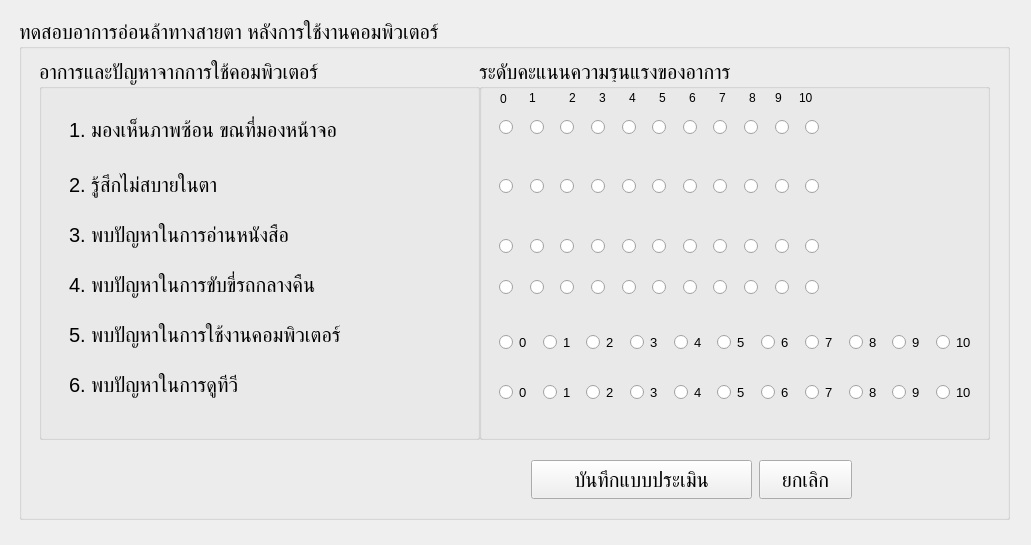
The window that Test_form.ui (PupakornChutuad/NGEyeDetect) describes before a commit, drawn with Qt 5.
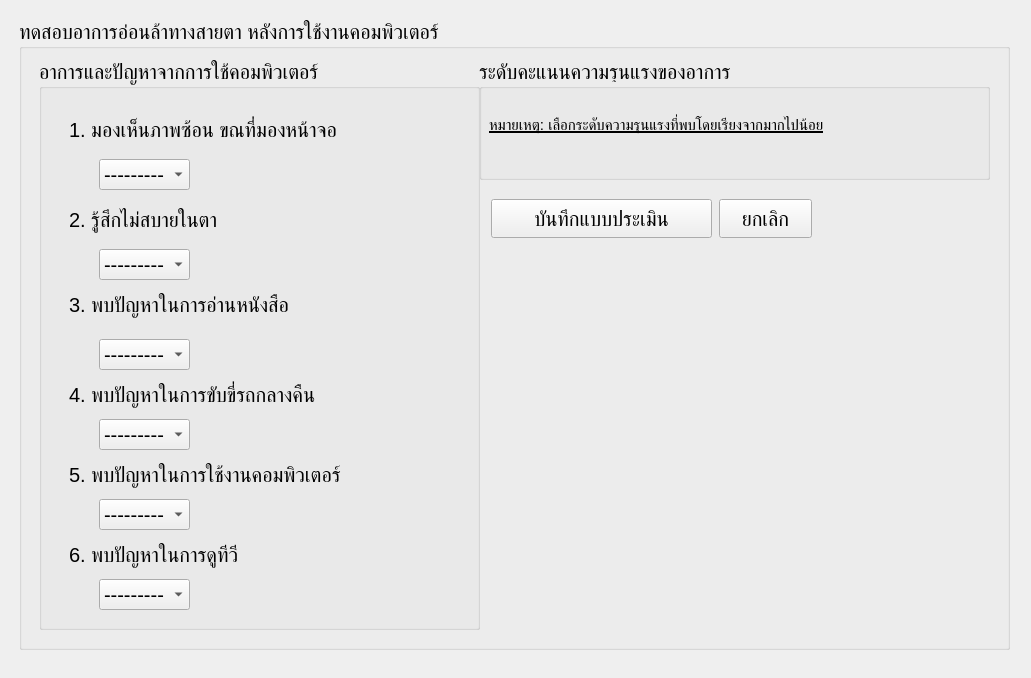
The same window after the commit.

```diff
--- a/Test_form.ui
+++ b/Test_form.ui
@@ -7,7 +7,7 @@
     <x>0</x>
     <y>0</y>
     <width>1031</width>
-    <height>545</height>
+    <height>678</height>
    </rect>
   </property>
   <property name="windowTitle">
@@ -19,7 +19,7 @@
      <x>19</x>
      <y>19</y>
      <width>991</width>
-     <height>501</height>
+     <height>631</height>
     </rect>
    </property>
    <property name="font">
@@ -36,7 +36,7 @@
       <x>20</x>
       <y>40</y>
       <width>441</width>
-      <height>381</height>
+      <height>571</height>
      </rect>
     </property>
     <property name="title">
@@ -59,9 +59,9 @@
      <property name="geometry">
       <rect>
        <x>30</x>
-       <y>110</y>
+       <y>140</y>
        <width>391</width>
-       <height>31</height>
+       <height>41</height>
       </rect>
      </property>
      <property name="text">
@@ -72,7 +72,7 @@
      <property name="geometry">
       <rect>
        <x>30</x>
-       <y>160</y>
+       <y>230</y>
        <width>391</width>
        <height>31</height>
       </rect>
@@ -85,7 +85,7 @@
      <property name="geometry">
       <rect>
        <x>30</x>
-       <y>310</y>
+       <y>480</y>
        <width>391</width>
        <height>31</height>
       </rect>
@@ -98,7 +98,7 @@
      <property name="geometry">
       <rect>
        <x>30</x>
-       <y>210</y>
+       <y>320</y>
        <width>391</width>
        <height>31</height>
       </rect>
@@ -111,7 +111,7 @@
      <property name="geometry">
       <rect>
        <x>30</x>
-       <y>260</y>
+       <y>400</y>
        <width>391</width>
        <height>31</height>
       </rect>
@@ -120,6 +120,426 @@
       <string>5. พบปัญหาในการใช้งานคอมพิวเตอร์</string>
      </property>
     </widget>
+    <widget class="QComboBox" name="comboBox_1">
+     <property name="geometry">
+      <rect>
+       <x>60</x>
+       <y>100</y>
+       <width>91</width>
+       <height>31</height>
+      </rect>
+     </property>
+     <item>
+      <property name="text">
+       <string>---------</string>
+      </property>
+     </item>
+     <item>
+      <property name="text">
+       <string>0</string>
+      </property>
+     </item>
+     <item>
+      <property name="text">
+       <string>1</string>
+      </property>
+     </item>
+     <item>
+      <property name="text">
+       <string>2</string>
+      </property>
+     </item>
+     <item>
+      <property name="text">
+       <string>3</string>
+      </property>
+     </item>
+     <item>
+      <property name="text">
+       <string>4</string>
+      </property>
+     </item>
+     <item>
+      <property name="text">
+       <string>5</string>
+      </property>
+     </item>
+     <item>
+      <property name="text">
+       <string>6</string>
+      </property>
+     </item>
+     <item>
+      <property name="text">
+       <string>7</string>
+      </property>
+     </item>
+     <item>
+      <property name="text">
+       <string>8</string>
+      </property>
+     </item>
+     <item>
+      <property name="text">
+       <string>9</string>
+      </property>
+     </item>
+     <item>
+      <property name="text">
+       <string>10</string>
+      </property>
+     </item>
+    </widget>
+    <widget class="QComboBox" name="comboBox_2">
+     <property name="geometry">
+      <rect>
+       <x>60</x>
+       <y>190</y>
+       <width>91</width>
+       <height>31</height>
+      </rect>
+     </property>
+     <item>
+      <property name="text">
+       <string>---------</string>
+      </property>
+     </item>
+     <item>
+      <property name="text">
+       <string>0</string>
+      </property>
+     </item>
+     <item>
+      <property name="text">
+       <string>1</string>
+      </property>
+     </item>
+     <item>
+      <property name="text">
+       <string>2</string>
+      </property>
+     </item>
+     <item>
+      <property name="text">
+       <string>3</string>
+      </property>
+     </item>
+     <item>
+      <property name="text">
+       <string>4</string>
+      </property>
+     </item>
+     <item>
+      <property name="text">
+       <string>5</string>
+      </property>
+     </item>
+     <item>
+      <property name="text">
+       <string>6</string>
+      </property>
+     </item>
+     <item>
+      <property name="text">
+       <string>7</string>
+      </property>
+     </item>
+     <item>
+      <property name="text">
+       <string>8</string>
+      </property>
+     </item>
+     <item>
+      <property name="text">
+       <string>9</string>
+      </property>
+     </item>
+     <item>
+      <property name="text">
+       <string>10</string>
+      </property>
+     </item>
+    </widget>
+    <widget class="QComboBox" name="comboBox_3">
+     <property name="geometry">
+      <rect>
+       <x>60</x>
+       <y>280</y>
+       <width>91</width>
+       <height>31</height>
+      </rect>
+     </property>
+     <item>
+      <property name="text">
+       <string>---------</string>
+      </property>
+     </item>
+     <item>
+      <property name="text">
+       <string>0</string>
+      </property>
+     </item>
+     <item>
+      <property name="text">
+       <string>1</string>
+      </property>
+     </item>
+     <item>
+      <property name="text">
+       <string>2</string>
+      </property>
+     </item>
+     <item>
+      <property name="text">
+       <string>3</string>
+      </property>
+     </item>
+     <item>
+      <property name="text">
+       <string>4</string>
+      </property>
+     </item>
+     <item>
+      <property name="text">
+       <string>5</string>
+      </property>
+     </item>
+     <item>
+      <property name="text">
+       <string>6</string>
+      </property>
+     </item>
+     <item>
+      <property name="text">
+       <string>7</string>
+      </property>
+     </item>
+     <item>
+      <property name="text">
+       <string>8</string>
+      </property>
+     </item>
+     <item>
+      <property name="text">
+       <string>9</string>
+      </property>
+     </item>
+     <item>
+      <property name="text">
+       <string>10</string>
+      </property>
+     </item>
+    </widget>
+    <widget class="QComboBox" name="comboBox_4">
+     <property name="geometry">
+      <rect>
+       <x>60</x>
+       <y>360</y>
+       <width>91</width>
+       <height>31</height>
+      </rect>
+     </property>
+     <item>
+      <property name="text">
+       <string>---------</string>
+      </property>
+     </item>
+     <item>
+      <property name="text">
+       <string>0</string>
+      </property>
+     </item>
+     <item>
+      <property name="text">
+       <string>1</string>
+      </property>
+     </item>
+     <item>
+      <property name="text">
+       <string>2</string>
+      </property>
+     </item>
+     <item>
+      <property name="text">
+       <string>3</string>
+      </property>
+     </item>
+     <item>
+      <property name="text">
+       <string>4</string>
+      </property>
+     </item>
+     <item>
+      <property name="text">
+       <string>5</string>
+      </property>
+     </item>
+     <item>
+      <property name="text">
+       <string>6</string>
+      </property>
+     </item>
+     <item>
+      <property name="text">
+       <string>7</string>
+      </property>
+     </item>
+     <item>
+      <property name="text">
+       <string>8</string>
+      </property>
+     </item>
+     <item>
+      <property name="text">
+       <string>9</string>
+      </property>
+     </item>
+     <item>
+      <property name="text">
+       <string>10</string>
+      </property>
+     </item>
+    </widget>
+    <widget class="QComboBox" name="comboBox_5">
+     <property name="geometry">
+      <rect>
+       <x>60</x>
+       <y>440</y>
+       <width>91</width>
+       <height>31</height>
+      </rect>
+     </property>
+     <item>
+      <property name="text">
+       <string>---------</string>
+      </property>
+     </item>
+     <item>
+      <property name="text">
+       <string>0</string>
+      </property>
+     </item>
+     <item>
+      <property name="text">
+       <string>1</string>
+      </property>
+     </item>
+     <item>
+      <property name="text">
+       <string>2</string>
+      </property>
+     </item>
+     <item>
+      <property name="text">
+       <string>3</string>
+      </property>
+     </item>
+     <item>
+      <property name="text">
+       <string>4</string>
+      </property>
+     </item>
+     <item>
+      <property name="text">
+       <string>5</string>
+      </property>
+     </item>
+     <item>
+      <property name="text">
+       <string>6</string>
+      </property>
+     </item>
+     <item>
+      <property name="text">
+       <string>7</string>
+      </property>
+     </item>
+     <item>
+      <property name="text">
+       <string>8</string>
+      </property>
+     </item>
+     <item>
+      <property name="text">
+       <string>9</string>
+      </property>
+     </item>
+     <item>
+      <property name="text">
+       <string>10</string>
+      </property>
+     </item>
+    </widget>
+    <widget class="QComboBox" name="comboBox_6">
+     <property name="geometry">
+      <rect>
+       <x>60</x>
+       <y>520</y>
+       <width>91</width>
+       <height>31</height>
+      </rect>
+     </property>
+     <item>
+      <property name="text">
+       <string>---------</string>
+      </property>
+     </item>
+     <item>
+      <property name="text">
+       <string>0</string>
+      </property>
+     </item>
+     <item>
+      <property name="text">
+       <string>1</string>
+      </property>
+     </item>
+     <item>
+      <property name="text">
+       <string>2</string>
+      </property>
+     </item>
+     <item>
+      <property name="text">
+       <string>3</string>
+      </property>
+     </item>
+     <item>
+      <property name="text">
+       <string>4</string>
+      </property>
+     </item>
+     <item>
+      <property name="text">
+       <string>5</string>
+      </property>
+     </item>
+     <item>
+      <property name="text">
+       <string>6</string>
+      </property>
+     </item>
+     <item>
+      <property name="text">
+       <string>7</string>
+      </property>
+     </item>
+     <item>
+      <property name="text">
+       <string>8</string>
+      </property>
+     </item>
+     <item>
+      <property name="text">
+       <string>9</string>
+      </property>
+     </item>
+     <item>
+      <property name="text">
+       <string>10</string>
+      </property>
+     </item>
+    </widget>
    </widget>
    <widget class="QGroupBox" name="groupBox_3">
     <property name="geometry">
@@ -127,7 +547,7 @@
       <x>460</x>
       <y>40</y>
       <width>511</width>
-      <height>381</height>
+      <height>121</height>
      </rect>
     </property>
     <property name="title">
@@ -136,961 +556,28 @@
     <widget class="QLabel" name="label_7">
      <property name="geometry">
       <rect>
-       <x>21</x>
-       <y>31</y>
-       <width>16</width>
-       <height>18</height>
+       <x>10</x>
+       <y>40</y>
+       <width>471</width>
+       <height>51</height>
       </rect>
      </property>
      <property name="font">
       <font>
-       <pointsize>9</pointsize>
+       <pointsize>11</pointsize>
+       <underline>true</underline>
       </font>
      </property>
      <property name="text">
-      <string>0</string>
-     </property>
-    </widget>
-    <widget class="QLabel" name="label_8">
-     <property name="geometry">
-      <rect>
-       <x>50</x>
-       <y>30</y>
-       <width>16</width>
-       <height>18</height>
-      </rect>
-     </property>
-     <property name="font">
-      <font>
-       <pointsize>9</pointsize>
-      </font>
-     </property>
-     <property name="text">
-      <string>1</string>
-     </property>
-    </widget>
-    <widget class="QLabel" name="label_9">
-     <property name="geometry">
-      <rect>
-       <x>90</x>
-       <y>30</y>
-       <width>16</width>
-       <height>18</height>
-      </rect>
-     </property>
-     <property name="font">
-      <font>
-       <pointsize>9</pointsize>
-      </font>
-     </property>
-     <property name="text">
-      <string>2</string>
-     </property>
-    </widget>
-    <widget class="QLabel" name="label_10">
-     <property name="geometry">
-      <rect>
-       <x>120</x>
-       <y>30</y>
-       <width>16</width>
-       <height>18</height>
-      </rect>
-     </property>
-     <property name="font">
-      <font>
-       <pointsize>9</pointsize>
-      </font>
-     </property>
-     <property name="text">
-      <string>3</string>
-     </property>
-    </widget>
-    <widget class="QLabel" name="label_11">
-     <property name="geometry">
-      <rect>
-       <x>150</x>
-       <y>30</y>
-       <width>16</width>
-       <height>18</height>
-      </rect>
-     </property>
-     <property name="font">
-      <font>
-       <pointsize>9</pointsize>
-      </font>
-     </property>
-     <property name="text">
-      <string>4</string>
-     </property>
-    </widget>
-    <widget class="QLabel" name="label_12">
-     <property name="geometry">
-      <rect>
-       <x>180</x>
-       <y>30</y>
-       <width>16</width>
-       <height>18</height>
-      </rect>
-     </property>
-     <property name="font">
-      <font>
-       <pointsize>9</pointsize>
-      </font>
-     </property>
-     <property name="text">
-      <string>5</string>
-     </property>
-    </widget>
-    <widget class="QLabel" name="label_14">
-     <property name="geometry">
-      <rect>
-       <x>240</x>
-       <y>30</y>
-       <width>16</width>
-       <height>18</height>
-      </rect>
-     </property>
-     <property name="font">
-      <font>
-       <pointsize>9</pointsize>
-      </font>
-     </property>
-     <property name="text">
-      <string>7</string>
-     </property>
-    </widget>
-    <widget class="QLabel" name="label_15">
-     <property name="geometry">
-      <rect>
-       <x>270</x>
-       <y>30</y>
-       <width>16</width>
-       <height>18</height>
-      </rect>
-     </property>
-     <property name="font">
-      <font>
-       <pointsize>9</pointsize>
-      </font>
-     </property>
-     <property name="text">
-      <string>8</string>
-     </property>
-    </widget>
-    <widget class="QLabel" name="label_16">
-     <property name="geometry">
-      <rect>
-       <x>296</x>
-       <y>30</y>
-       <width>16</width>
-       <height>18</height>
-      </rect>
-     </property>
-     <property name="font">
-      <font>
-       <pointsize>9</pointsize>
-      </font>
-     </property>
-     <property name="text">
-      <string>9</string>
-     </property>
-    </widget>
-    <widget class="QWidget" name="layoutWidget">
-     <property name="geometry">
-      <rect>
-       <x>20</x>
-       <y>110</y>
-       <width>331</width>
-       <height>36</height>
-      </rect>
-     </property>
-     <layout class="QHBoxLayout" name="horizontalLayout_3">
-      <item>
-       <widget class="QRadioButton" name="radio20">
-        <property name="text">
-         <string/>
-        </property>
-       </widget>
-      </item>
-      <item>
-       <widget class="QRadioButton" name="radio21">
-        <property name="text">
-         <string/>
-        </property>
-       </widget>
-      </item>
-      <item>
-       <widget class="QRadioButton" name="radio22">
-        <property name="text">
-         <string/>
-        </property>
-       </widget>
-      </item>
-      <item>
-       <widget class="QRadioButton" name="radio23">
-        <property name="text">
-         <string/>
-        </property>
-       </widget>
-      </item>
-      <item>
-       <widget class="QRadioButton" name="radio24">
-        <property name="text">
-         <string/>
-        </property>
-       </widget>
-      </item>
-      <item>
-       <widget class="QRadioButton" name="radio25">
-        <property name="text">
-         <string/>
-        </property>
-       </widget>
-      </item>
-      <item>
-       <widget class="QRadioButton" name="radio26">
-        <property name="text">
-         <string/>
-        </property>
-       </widget>
-      </item>
-      <item>
-       <widget class="QRadioButton" name="radio27">
-        <property name="text">
-         <string/>
-        </property>
-       </widget>
-      </item>
-      <item>
-       <widget class="QRadioButton" name="radio28">
-        <property name="text">
-         <string/>
-        </property>
-       </widget>
-      </item>
-      <item>
-       <widget class="QRadioButton" name="radio29">
-        <property name="text">
-         <string/>
-        </property>
-       </widget>
-      </item>
-      <item>
-       <widget class="QRadioButton" name="radio210">
-        <property name="text">
-         <string/>
-        </property>
-       </widget>
-      </item>
-     </layout>
-    </widget>
-    <widget class="QWidget" name="layoutWidget_2">
-     <property name="geometry">
-      <rect>
-       <x>20</x>
-       <y>170</y>
-       <width>331</width>
-       <height>36</height>
-      </rect>
-     </property>
-     <layout class="QHBoxLayout" name="horizontalLayout_4">
-      <item>
-       <widget class="QRadioButton" name="radio30">
-        <property name="font">
-         <font>
-          <pointsize>10</pointsize>
-         </font>
-        </property>
-        <property name="text">
-         <string/>
-        </property>
-       </widget>
-      </item>
-      <item>
-       <widget class="QRadioButton" name="radio31">
-        <property name="font">
-         <font>
-          <pointsize>10</pointsize>
-         </font>
-        </property>
-        <property name="text">
-         <string/>
-        </property>
-       </widget>
-      </item>
-      <item>
-       <widget class="QRadioButton" name="radio32">
-        <property name="font">
-         <font>
-          <pointsize>10</pointsize>
-         </font>
-        </property>
-        <property name="text">
-         <string/>
-        </property>
-       </widget>
-      </item>
-      <item>
-       <widget class="QRadioButton" name="radio33">
-        <property name="font">
-         <font>
-          <pointsize>10</pointsize>
-         </font>
-        </property>
-        <property name="text">
-         <string/>
-        </property>
-       </widget>
-      </item>
-      <item>
-       <widget class="QRadioButton" name="radio34">
-        <property name="font">
-         <font>
-          <pointsize>10</pointsize>
-         </font>
-        </property>
-        <property name="text">
-         <string/>
-        </property>
-       </widget>
-      </item>
-      <item>
-       <widget class="QRadioButton" name="radio35">
-        <property name="font">
-         <font>
-          <pointsize>10</pointsize>
-         </font>
-        </property>
-        <property name="text">
-         <string/>
-        </property>
-       </widget>
-      </item>
-      <item>
-       <widget class="QRadioButton" name="radio36">
-        <property name="font">
-         <font>
-          <pointsize>10</pointsize>
-         </font>
-        </property>
-        <property name="text">
-         <string/>
-        </property>
-       </widget>
-      </item>
-      <item>
-       <widget class="QRadioButton" name="radio37">
-        <property name="font">
-         <font>
-          <pointsize>10</pointsize>
-         </font>
-        </property>
-        <property name="text">
-         <string/>
-        </property>
-       </widget>
-      </item>
-      <item>
-       <widget class="QRadioButton" name="radio38">
-        <property name="font">
-         <font>
-          <pointsize>10</pointsize>
-         </font>
-        </property>
-        <property name="text">
-         <string/>
-        </property>
-       </widget>
-      </item>
-      <item>
-       <widget class="QRadioButton" name="radio39">
-        <property name="font">
-         <font>
-          <pointsize>10</pointsize>
-         </font>
-        </property>
-        <property name="text">
-         <string/>
-        </property>
-       </widget>
-      </item>
-      <item>
-       <widget class="QRadioButton" name="radio310">
-        <property name="font">
-         <font>
-          <pointsize>10</pointsize>
-         </font>
-        </property>
-        <property name="text">
-         <string/>
-        </property>
-       </widget>
-      </item>
-     </layout>
-    </widget>
-    <widget class="QWidget" name="layoutWidget_3">
-     <property name="geometry">
-      <rect>
-       <x>20</x>
-       <y>220</y>
-       <width>331</width>
-       <height>18</height>
-      </rect>
-     </property>
-     <layout class="QHBoxLayout" name="horizontalLayout_5">
-      <item>
-       <widget class="QRadioButton" name="radio40">
-        <property name="font">
-         <font>
-          <pointsize>10</pointsize>
-         </font>
-        </property>
-        <property name="text">
-         <string/>
-        </property>
-       </widget>
-      </item>
-      <item>
-       <widget class="QRadioButton" name="radio41">
-        <property name="font">
-         <font>
-          <pointsize>10</pointsize>
-         </font>
-        </property>
-        <property name="text">
-         <string/>
-        </property>
-       </widget>
-      </item>
-      <item>
-       <widget class="QRadioButton" name="radio42">
-        <property name="font">
-         <font>
-          <pointsize>10</pointsize>
-         </font>
-        </property>
-        <property name="text">
-         <string/>
-        </property>
-       </widget>
-      </item>
-      <item>
-       <widget class="QRadioButton" name="radio43">
-        <property name="font">
-         <font>
-          <pointsize>10</pointsize>
-         </font>
-        </property>
-        <property name="text">
-         <string/>
-        </property>
-       </widget>
-      </item>
-      <item>
-       <widget class="QRadioButton" name="radio44">
-        <property name="font">
-         <font>
-          <pointsize>10</pointsize>
-         </font>
-        </property>
-        <property name="text">
-         <string/>
-        </property>
-       </widget>
-      </item>
-      <item>
-       <widget class="QRadioButton" name="radio45">
-        <property name="font">
-         <font>
-          <pointsize>10</pointsize>
-         </font>
-        </property>
-        <property name="text">
-         <string/>
-        </property>
-       </widget>
-      </item>
-      <item>
-       <widget class="QRadioButton" name="radio46">
-        <property name="font">
-         <font>
-          <pointsize>10</pointsize>
-         </font>
-        </property>
-        <property name="text">
-         <string/>
-        </property>
-       </widget>
-      </item>
-      <item>
-       <widget class="QRadioButton" name="radio47">
-        <property name="font">
-         <font>
-          <pointsize>10</pointsize>
-         </font>
-        </property>
-        <property name="text">
-         <string/>
-        </property>
-       </widget>
-      </item>
-      <item>
-       <widget class="QRadioButton" name="radio48">
-        <property name="font">
-         <font>
-          <pointsize>10</pointsize>
-         </font>
-        </property>
-        <property name="text">
-         <string/>
-        </property>
-       </widget>
-      </item>
-      <item>
-       <widget class="QRadioButton" name="radio49">
-        <property name="font">
-         <font>
-          <pointsize>10</pointsize>
-         </font>
-        </property>
-        <property name="text">
-         <string/>
-        </property>
-       </widget>
-      </item>
-      <item>
-       <widget class="QRadioButton" name="radio410">
-        <property name="font">
-         <font>
-          <pointsize>10</pointsize>
-         </font>
-        </property>
-        <property name="text">
-         <string/>
-        </property>
-       </widget>
-      </item>
-     </layout>
-    </widget>
-    <widget class="QWidget" name="layoutWidget_4">
-     <property name="geometry">
-      <rect>
-       <x>20</x>
-       <y>270</y>
-       <width>477</width>
-       <height>27</height>
-      </rect>
-     </property>
-     <layout class="QHBoxLayout" name="horizontalLayout_6">
-      <item>
-       <widget class="QRadioButton" name="radio50">
-        <property name="font">
-         <font>
-          <pointsize>10</pointsize>
-         </font>
-        </property>
-        <property name="text">
-         <string>0</string>
-        </property>
-       </widget>
-      </item>
-      <item>
-       <widget class="QRadioButton" name="radio51">
-        <property name="font">
-         <font>
-          <pointsize>10</pointsize>
-         </font>
-        </property>
-        <property name="text">
-         <string>1</string>
-        </property>
-       </widget>
-      </item>
-      <item>
-       <widget class="QRadioButton" name="radio52">
-        <property name="font">
-         <font>
-          <pointsize>10</pointsize>
-         </font>
-        </property>
-        <property name="text">
-         <string>2</string>
-        </property>
-       </widget>
-      </item>
-      <item>
-       <widget class="QRadioButton" name="radio53">
-        <property name="font">
-         <font>
-          <pointsize>10</pointsize>
-         </font>
-        </property>
-        <property name="text">
-         <string>3</string>
-        </property>
-       </widget>
-      </item>
-      <item>
-       <widget class="QRadioButton" name="radio54">
-        <property name="font">
-         <font>
-          <pointsize>10</pointsize>
-         </font>
-        </property>
-        <property name="text">
-         <string>4</string>
-        </property>
-       </widget>
-      </item>
-      <item>
-       <widget class="QRadioButton" name="radio55">
-        <property name="font">
-         <font>
-          <pointsize>10</pointsize>
-         </font>
-        </property>
-        <property name="text">
-         <string>5</string>
-        </property>
-       </widget>
-      </item>
-      <item>
-       <widget class="QRadioButton" name="radio56">
-        <property name="font">
-         <font>
-          <pointsize>10</pointsize>
-         </font>
-        </property>
-        <property name="text">
-         <string>6</string>
-        </property>
-       </widget>
-      </item>
-      <item>
-       <widget class="QRadioButton" name="radio57">
-        <property name="font">
-         <font>
-          <pointsize>10</pointsize>
-         </font>
-        </property>
-        <property name="text">
-         <string>7</string>
-        </property>
-       </widget>
-      </item>
-      <item>
-       <widget class="QRadioButton" name="radio58">
-        <property name="font">
-         <font>
-          <pointsize>10</pointsize>
-         </font>
-        </property>
-        <property name="text">
-         <string>8</string>
-        </property>
-       </widget>
-      </item>
-      <item>
-       <widget class="QRadioButton" name="radio59">
-        <property name="font">
-         <font>
-          <pointsize>10</pointsize>
-         </font>
-        </property>
-        <property name="text">
-         <string>9</string>
-        </property>
-       </widget>
-      </item>
-      <item>
-       <widget class="QRadioButton" name="radio510">
-        <property name="font">
-         <font>
-          <pointsize>10</pointsize>
-         </font>
-        </property>
-        <property name="text">
-         <string>10</string>
-        </property>
-       </widget>
-      </item>
-     </layout>
-    </widget>
-    <widget class="QWidget" name="layoutWidget_5">
-     <property name="geometry">
-      <rect>
-       <x>20</x>
-       <y>320</y>
-       <width>477</width>
-       <height>27</height>
-      </rect>
-     </property>
-     <layout class="QHBoxLayout" name="horizontalLayout_7">
-      <item>
-       <widget class="QRadioButton" name="radio60">
-        <property name="font">
-         <font>
-          <pointsize>10</pointsize>
-         </font>
-        </property>
-        <property name="text">
-         <string>0</string>
-        </property>
-       </widget>
-      </item>
-      <item>
-       <widget class="QRadioButton" name="radio61">
-        <property name="font">
-         <font>
-          <pointsize>10</pointsize>
-         </font>
-        </property>
-        <property name="text">
-         <string>1</string>
-        </property>
-       </widget>
-      </item>
-      <item>
-       <widget class="QRadioButton" name="radio62">
-        <property name="font">
-         <font>
-          <pointsize>10</pointsize>
-         </font>
-        </property>
-        <property name="text">
-         <string>2</string>
-        </property>
-       </widget>
-      </item>
-      <item>
-       <widget class="QRadioButton" name="radio63">
-        <property name="font">
-         <font>
-          <pointsize>10</pointsize>
-         </font>
-        </property>
-        <property name="text">
-         <string>3</string>
-        </property>
-       </widget>
-      </item>
-      <item>
-       <widget class="QRadioButton" name="radio64">
-        <property name="font">
-         <font>
-          <pointsize>10</pointsize>
-         </font>
-        </property>
-        <property name="text">
-         <string>4</string>
-        </property>
-       </widget>
-      </item>
-      <item>
-       <widget class="QRadioButton" name="radio65">
-        <property name="font">
-         <font>
-          <pointsize>10</pointsize>
-         </font>
-        </property>
-        <property name="text">
-         <string>5</string>
-        </property>
-       </widget>
-      </item>
-      <item>
-       <widget class="QRadioButton" name="radio66">
-        <property name="font">
-         <font>
-          <pointsize>10</pointsize>
-         </font>
-        </property>
-        <property name="text">
-         <string>6</string>
-        </property>
-       </widget>
-      </item>
-      <item>
-       <widget class="QRadioButton" name="radio67">
-        <property name="font">
-         <font>
-          <pointsize>10</pointsize>
-         </font>
-        </property>
-        <property name="text">
-         <string>7</string>
-        </property>
-       </widget>
-      </item>
-      <item>
-       <widget class="QRadioButton" name="radio68">
-        <property name="font">
-         <font>
-          <pointsize>10</pointsize>
-         </font>
-        </property>
-        <property name="text">
-         <string>8</string>
-        </property>
-       </widget>
-      </item>
-      <item>
-       <widget class="QRadioButton" name="radio69">
-        <property name="font">
-         <font>
-          <pointsize>10</pointsize>
-         </font>
-        </property>
-        <property name="text">
-         <string>9</string>
-        </property>
-       </widget>
-      </item>
-      <item>
-       <widget class="QRadioButton" name="radio610">
-        <property name="font">
-         <font>
-          <pointsize>10</pointsize>
-         </font>
-        </property>
-        <property name="text">
-         <string>10</string>
-        </property>
-       </widget>
-      </item>
-     </layout>
-    </widget>
-    <widget class="QLabel" name="label_13">
-     <property name="geometry">
-      <rect>
-       <x>210</x>
-       <y>30</y>
-       <width>16</width>
-       <height>18</height>
-      </rect>
-     </property>
-     <property name="font">
-      <font>
-       <pointsize>9</pointsize>
-      </font>
-     </property>
-     <property name="text">
-      <string>6</string>
-     </property>
-    </widget>
-    <widget class="QWidget" name="layoutWidget">
-     <property name="geometry">
-      <rect>
-       <x>20</x>
-       <y>60</y>
-       <width>331</width>
-       <height>18</height>
-      </rect>
-     </property>
-     <layout class="QHBoxLayout" name="horizontalLayout">
-      <item>
-       <widget class="QRadioButton" name="radio10">
-        <property name="text">
-         <string/>
-        </property>
-       </widget>
-      </item>
-      <item>
-       <widget class="QRadioButton" name="radio11">
-        <property name="text">
-         <string/>
-        </property>
-       </widget>
-      </item>
-      <item>
-       <widget class="QRadioButton" name="radio12">
-        <property name="text">
-         <string/>
-        </property>
-       </widget>
-      </item>
-      <item>
-       <widget class="QRadioButton" name="radio13">
-        <property name="text">
-         <string/>
-        </property>
-       </widget>
-      </item>
-      <item>
-       <widget class="QRadioButton" name="radio14">
-        <property name="text">
-         <string/>
-        </property>
-       </widget>
-      </item>
-      <item>
-       <widget class="QRadioButton" name="radio15">
-        <property name="text">
-         <string/>
-        </property>
-       </widget>
-      </item>
-      <item>
-       <widget class="QRadioButton" name="radio16">
-        <property name="text">
-         <string/>
-        </property>
-       </widget>
-      </item>
-      <item>
-       <widget class="QRadioButton" name="radio17">
-        <property name="text">
-         <string/>
-        </property>
-       </widget>
-      </item>
-      <item>
-       <widget class="QRadioButton" name="radio18">
-        <property name="text">
-         <string/>
-        </property>
-       </widget>
-      </item>
-      <item>
-       <widget class="QRadioButton" name="radio19">
-        <property name="text">
-         <string/>
-        </property>
-       </widget>
-      </item>
-      <item>
-       <widget class="QRadioButton" name="radio110">
-        <property name="text">
-         <string/>
-        </property>
-       </widget>
-      </item>
-     </layout>
-    </widget>
-    <widget class="QLabel" name="label_17">
-     <property name="geometry">
-      <rect>
-       <x>320</x>
-       <y>30</y>
-       <width>16</width>
-       <height>18</height>
-      </rect>
-     </property>
-     <property name="font">
-      <font>
-       <pointsize>9</pointsize>
-      </font>
-     </property>
-     <property name="text">
-      <string>10</string>
+      <string>หมายเหตุ: เลือกระดับความรุนแรงที่พบโดยเรียงจากมากไปน้อย</string>
      </property>
     </widget>
    </widget>
    <widget class="QPushButton" name="btnSubmitTest">
     <property name="geometry">
      <rect>
-      <x>512</x>
-      <y>441</y>
+      <x>472</x>
+      <y>180</y>
       <width>221</width>
       <height>39</height>
      </rect>
@@ -1102,8 +589,8 @@
    <widget class="QPushButton" name="btnTestcancle">
     <property name="geometry">
      <rect>
-      <x>740</x>
-      <y>441</y>
+      <x>700</x>
+      <y>180</y>
       <width>93</width>
       <height>39</height>
      </rect>
```
